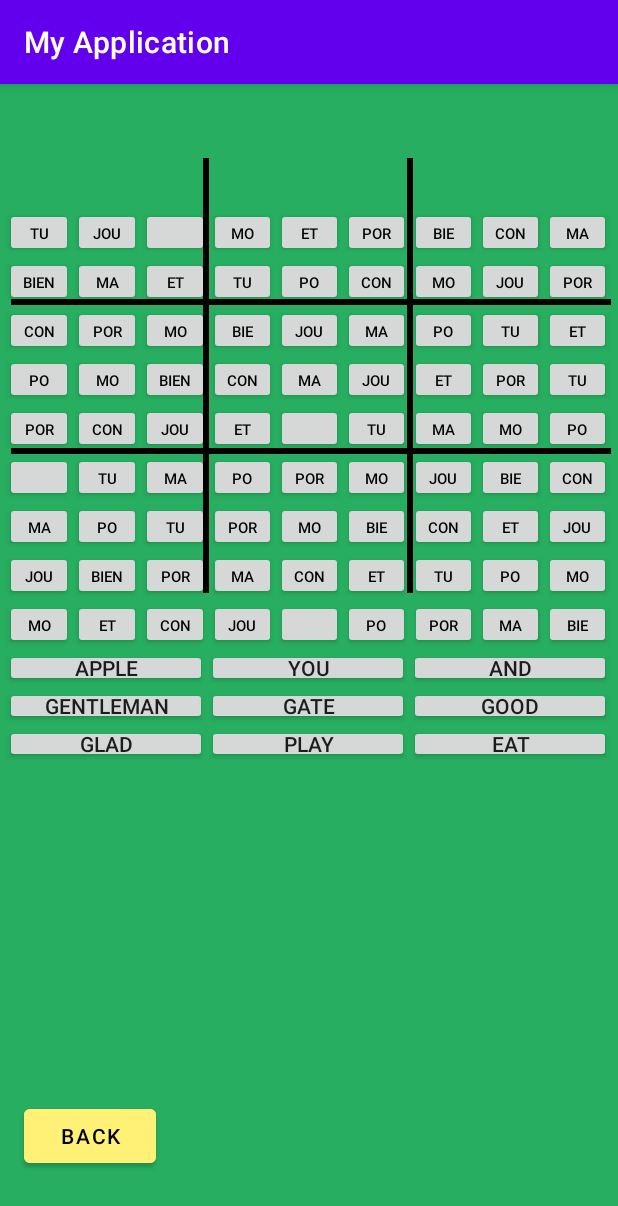
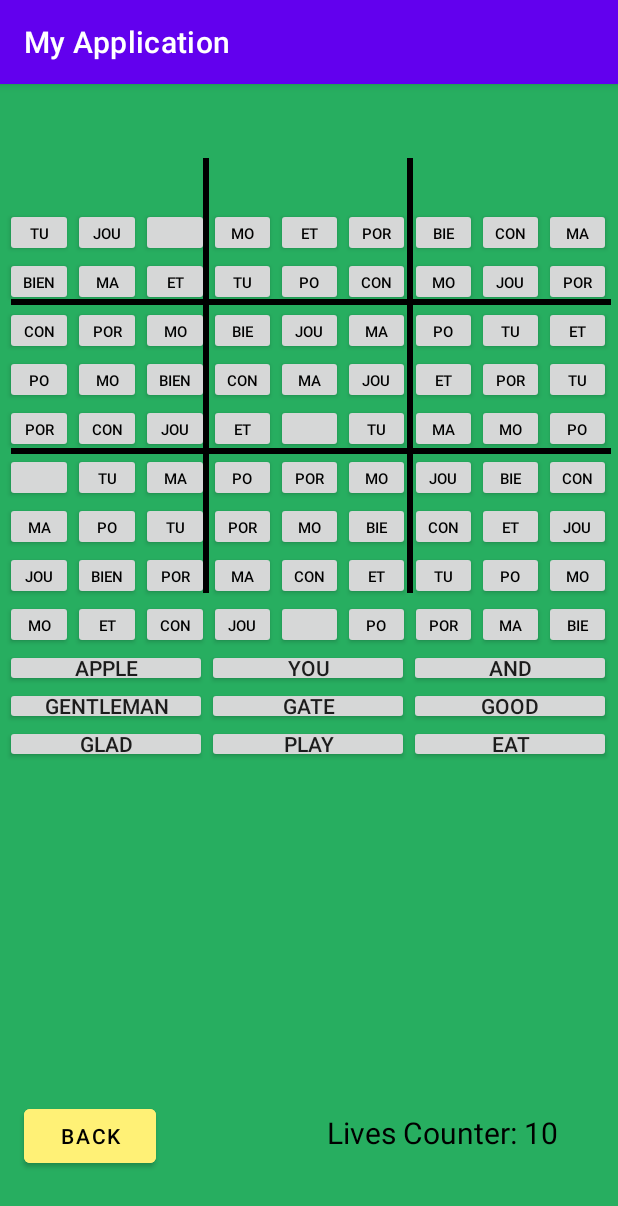
Before and after one commit to Miikexx/WordSudokuApp, an Android app: the StartGame screen opened directly, with no data from a screen before it, on a phone screen of 412 x 824 dp. Shown: the top 1206 px of the screen. Run offline under Robolectric (Android 15) with nearby library versions, the phone set to English and light mode, and no system bars.

Commit message:
Added Lives Counter to the game, as well as Game over screen if lives counter reaches 0

```diff
--- a/app/src/main/AndroidManifest.xml
+++ b/app/src/main/AndroidManifest.xml
@@ -18,6 +18,9 @@
             android:name=".HowToPlay"
             android:exported="false" />
         <activity
+            android:name=".gameOver"
+            android:exported="false"/>
+        <activity
             android:name =".winScreen"
             android:exported="false"/>
         <activity
--- a/app/src/main/java/com/example/myapplication/StartGame.java
+++ b/app/src/main/java/com/example/myapplication/StartGame.java
@@ -8,6 +8,7 @@ import android.os.Bundle;
 import android.os.Handler;
 import android.view.View;
 import android.widget.Button;
+import android.widget.LinearLayout;
 import android.widget.TableLayout;
 import java.lang.*;
 
@@ -23,6 +24,8 @@ public class StartGame extends AppCompatActivity {
 
     //this variable is used to determine how many spots are filled in the board before the game starts
     int initialSpotsFilled = 77;
+    //this variable is used to
+    int livesCounter = 10;
 
     // Used as a back button so that the user can go back to the main screen
     Button tempButton;
@@ -91,6 +94,8 @@ public class StartGame extends AppCompatActivity {
                         TableLayout.LayoutParams.MATCH_PARENT,
                         TableLayout.LayoutParams.MATCH_PARENT,
                 1.0f));
+
+
                 final int currentColumn = cols;
                 final int currentRow = row;
 
@@ -104,6 +109,11 @@ public class StartGame extends AppCompatActivity {
                 button.setText(tempWord);
                 button.setTextColor(Color.parseColor("#FF000000"));
                 button.setMaxLines(1);
+
+
+                TextView lives = findViewById(R.id.livesCounter);
+                lives.setTextSize(20);
+                lives.setText("Lives Counter: "+livesCounter);
                 button.setOnClickListener(new View.OnClickListener() {
                     @Override
                     // sets an on click listener for each button in the 9x9 grid so that it says the column and the row that it is in
@@ -195,15 +205,25 @@ public class StartGame extends AppCompatActivity {
                 if(initialSpotsFilled == 81){
                     //opens win screen if user fills in all the grid spaces (wins game)
 
-                    Intent intent = new Intent(StartGame.this, winScreen.class);
+                    Intent win = new Intent(StartGame.this, winScreen.class);
                     // If you just use this that is not a valid context. Use ActivityName.this
-                    startActivity(intent);
+                    startActivity(win);
 
                 }
             }
             else{
                 //only shows that user entered a wrong word if the grid space is still empty
                 if(ValidBoardGenerator.gameWordArray[buttonPlacementRow][buttonPlacementCol].getInitial() == 1) {
+                    livesCounter--;
+                    if(livesCounter == 0){
+                        Intent lose  = new Intent(StartGame.this, gameOver.class);
+                        // If you just use this that is not a valid context. Use ActivityName.this
+                        startActivity(lose);
+                    }
+                    TextView lives = findViewById(R.id.livesCounter);
+                    lives.setTextSize(20);
+                    lives.setText("Lives Counter: "+livesCounter);
+
                     TextView incorrectResult = findViewById(R.id.wordDisplay);
                     incorrectResult.setTextSize(20);
                     incorrectResult.setText("Wrong Word, Try Again!");
--- a/app/src/main/res/layout/activity_start_game.xml
+++ b/app/src/main/res/layout/activity_start_game.xml
@@ -20,6 +20,20 @@
         app:layout_constraintStart_toStartOf="parent"
         app:layout_constraintTop_toTopOf="parent"
         app:layout_constraintVertical_bias="0.941" />
+
+    <TextView
+        android:id="@+id/livesCounter"
+        android:layout_width="170dp"
+        android:layout_height="40dp"
+        android:textColor="@color/black"
+        android:textSize="20sp"
+        app:layout_constraintBottom_toBottomOf="parent"
+        app:layout_constraintEnd_toEndOf="parent"
+        app:layout_constraintHorizontal_bias="0.90"
+        app:layout_constraintStart_toStartOf="parent"
+        app:layout_constraintTop_toTopOf="parent"
+        app:layout_constraintVertical_bias="0.941" />
+
 
     <TableLayout
         android:id="@+id/tableForButtons"
```
Also changed, not shown: app/src/main/java/com/example/myapplication/gameOver.java (added, +28 -0 lines), app/src/main/res/layout/activity_gameover.xml (added, +37 -0 lines).
